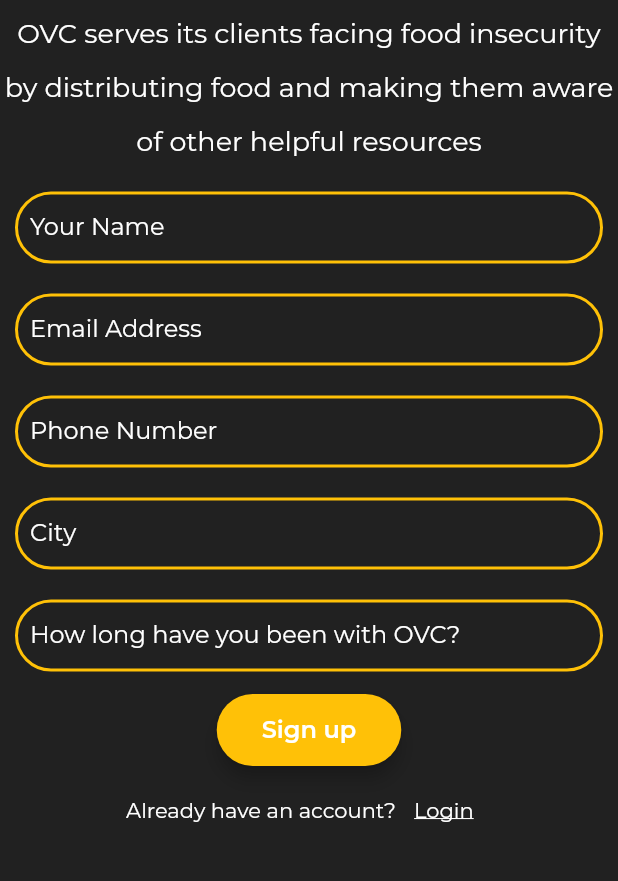
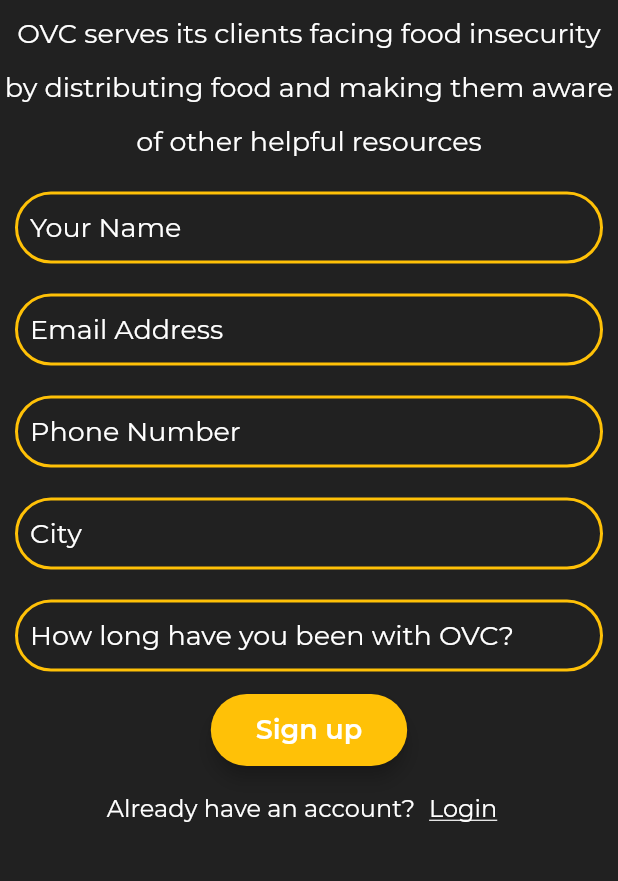
Before and after one commit to Onyxx-Village-Connection/app, a Flutter app: the screen it shows after launch, on a phone screen of 412 x 824 dp, the part 233-1114 px from its top. Run offline on Flutter 3.47's test engine with Material 2 defaults, Android fonts, the phone set to English and light mode, and no system bars.

Commit message:
the complete version of client signup page

```diff
--- a/lib/client_signup.dart
+++ b/lib/client_signup.dart
@@ -13,7 +13,7 @@ class ClientSignup extends StatefulWidget{
 
 class _ClientSignupState extends State<ClientSignup>{
 
-  TextStyle textStyle = TextStyle(fontFamily: 'Montserrat', fontSize: 16.0, color: Colors.white);
+  TextStyle textStyle = TextStyle(fontFamily: 'Montserrat', fontSize: 18.0, color: Colors.white);
 
   OutlineInputBorder focusedField = OutlineInputBorder(
       borderRadius: BorderRadius.circular(32.0),
@@ -133,13 +133,13 @@ class _ClientSignupState extends State<ClientSignup>{
         children: <Widget> [
           Text(
             'Already have an account?',
-            style: textStyle.copyWith(fontSize: 14.0),
+            style: textStyle.copyWith(fontSize: 16.0),
           ),
           TextButton(
               onPressed: (){},
               child: Text(
                 'Login',
-                style: textStyle.copyWith(fontSize: 14.0, decoration: TextDecoration.underline,),
+                style: textStyle.copyWith(fontSize: 16.0, decoration: TextDecoration.underline,),
               ),
           ),
         ],
```
